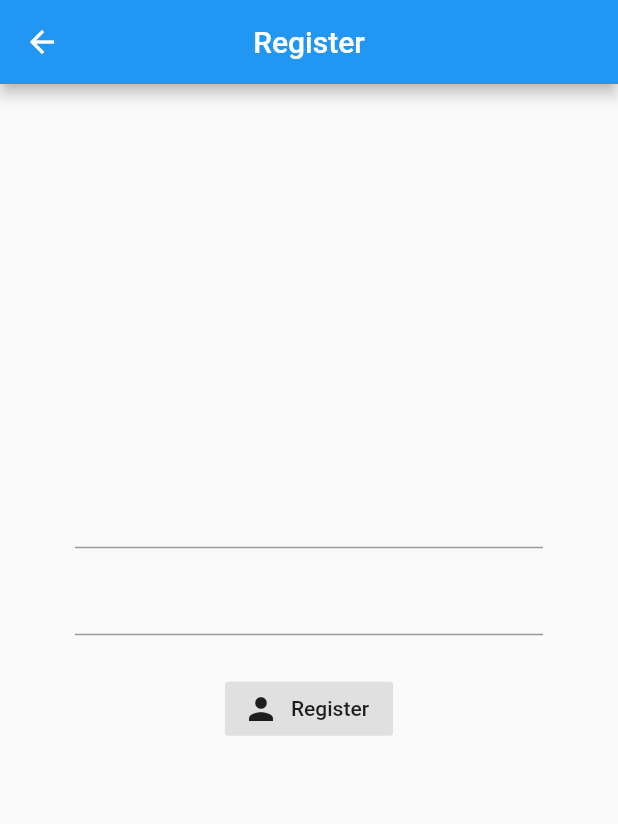
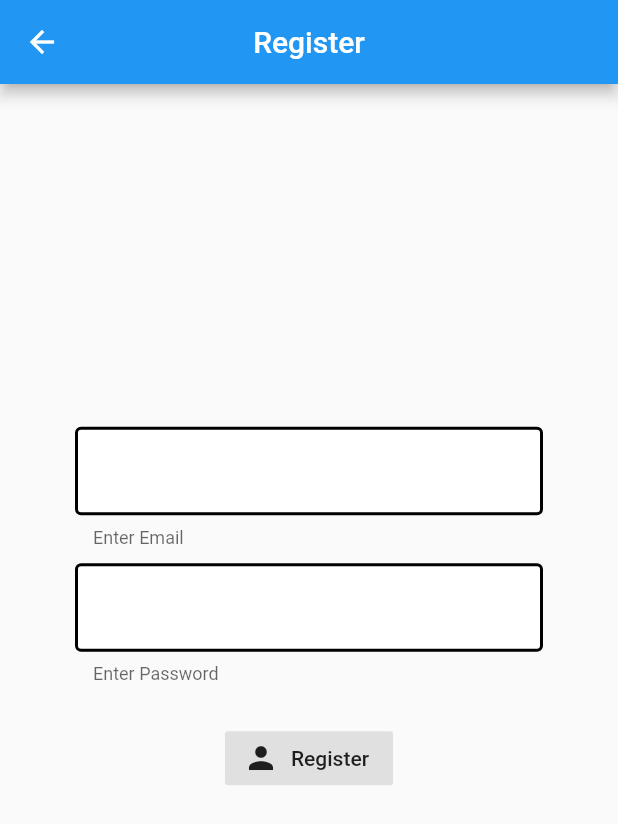
Before and after one commit to AlphaArtrem/attendance_app, a Flutter app: the Register screen opened by its route, on a phone screen of 412 x 824 dp. Shown: the top 824 px of the screen. Run offline on Flutter 3.47's test engine with Material 2 defaults, Android fonts, the phone set to English and light mode, and no system bars; our stand-ins replace firebase_auth; accounts and stored records are empty.

Commit message:
Decorated input field for login and register pages

```diff
--- a/lib/logged_out/methods/log_in.dart
+++ b/lib/logged_out/methods/log_in.dart
@@ -1,4 +1,5 @@
 import 'package:attendanceapp/classes/account.dart';
+import 'package:attendanceapp/shared/formatting.dart';
 import 'package:flutter/cupertino.dart';
 import 'package:flutter/material.dart';
 
@@ -31,6 +32,7 @@ class _LoginState extends State<Login> {
             crossAxisAlignment: CrossAxisAlignment.center,
             children: <Widget>[
               TextFormField(
+                decoration: textInputFormatting.copyWith(helperText: "Enter Email"),
                 validator: _account.validateId,
                 onChanged: (val){
                   email = val;
@@ -38,6 +40,7 @@ class _LoginState extends State<Login> {
               ),
               SizedBox(height: 10,),
               TextFormField(
+                decoration: textInputFormatting.copyWith(helperText: "Enter Password"),
                 validator: _account.validateLoginPass,
                 obscureText: true,
                 onChanged: (val){
--- a/lib/logged_out/methods/register.dart
+++ b/lib/logged_out/methods/register.dart
@@ -1,4 +1,5 @@
 import 'package:attendanceapp/classes/account.dart';
+import 'package:attendanceapp/shared/formatting.dart';
 import 'package:flutter/cupertino.dart';
 import 'package:flutter/material.dart';
 
@@ -31,6 +32,7 @@ class _RegisterState extends State<Register> {
             crossAxisAlignment: CrossAxisAlignment.center,
             children: <Widget>[
               TextFormField(
+                decoration: textInputFormatting.copyWith(helperText: "Enter Email"),
                 validator: _account.validateId,
                 onChanged: (val){
                   email = val;
@@ -38,6 +40,7 @@ class _RegisterState extends State<Register> {
               ),
               SizedBox(height: 10,),
               TextFormField(
+                decoration: textInputFormatting.copyWith(helperText: "Enter Password"),
                 validator: _account.validateRegisterPass,
                 obscureText: true,
                 onChanged: (val){
--- /dev/null
+++ b/lib/shared/formatting.dart
@@ -0,0 +1,19 @@
+import 'package:flutter/material.dart';
+
+
+const enabled =  OutlineInputBorder(
+  borderSide: BorderSide(color: Colors.black, width: 2),
+);
+
+const focused =  OutlineInputBorder(
+  borderSide: BorderSide(color: Colors.blue, width: 2),
+);
+
+const textInputFormatting = InputDecoration(
+  fillColor: Colors.white,
+  filled : true,
+  errorBorder: enabled,
+  focusedErrorBorder:focused,
+  enabledBorder: enabled,
+  focusedBorder: focused,
+);
```
